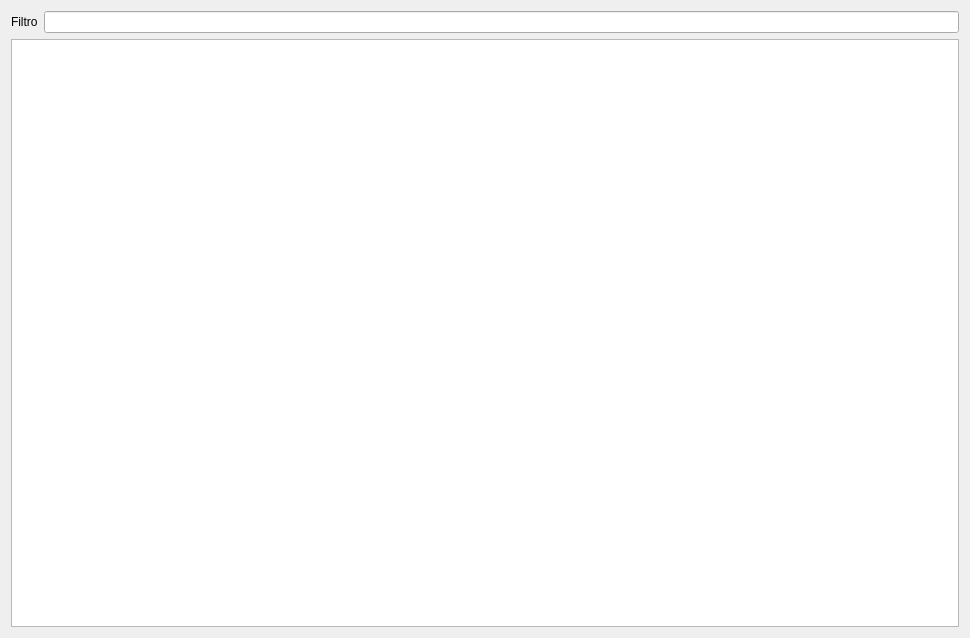
Above: gui/dlggestionpersonas.ui from rogorido/qtpredicadores before the change. Below: the same form after it.
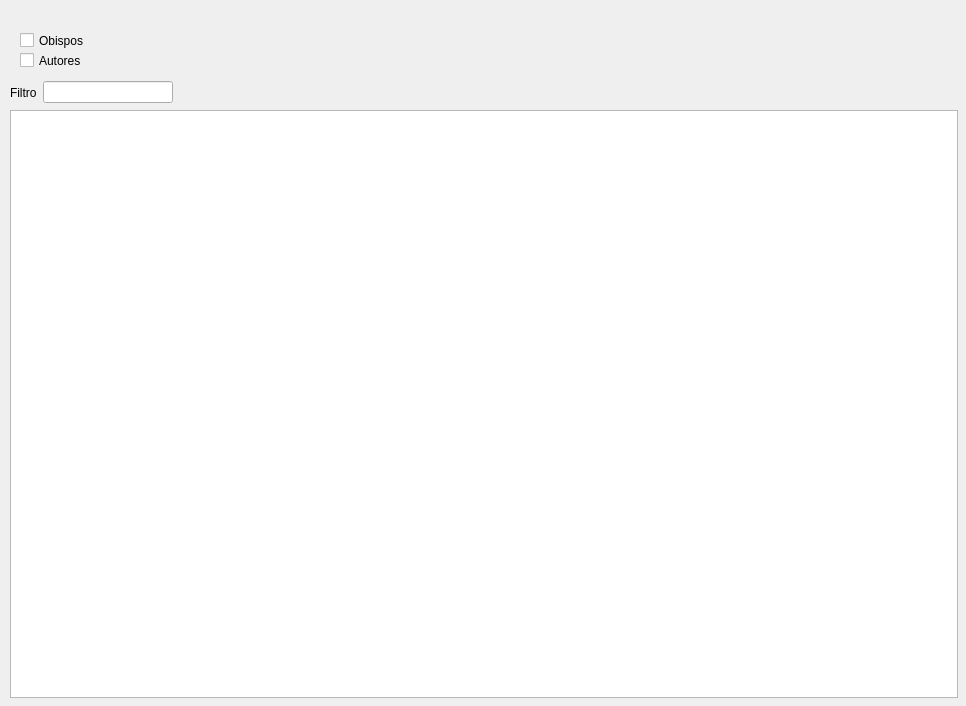
That is the form after the change.

Commit message: Añadido filtro de obispos, autores en GestionPersonas.

Diff of the .ui file:
```diff
--- a/gui/dlggestionpersonas.ui
+++ b/gui/dlggestionpersonas.ui
@@ -7,14 +7,63 @@
     <x>0</x>
     <y>0</y>
     <width>966</width>
-    <height>637</height>
+    <height>706</height>
    </rect>
   </property>
   <property name="windowTitle">
    <string>Gestión de personas</string>
   </property>
-  <layout class="QVBoxLayout" name="verticalLayout">
-   <item>
+  <widget class="QTableView" name="tvPersonas">
+   <property name="geometry">
+    <rect>
+     <x>10</x>
+     <y>110</y>
+     <width>948</width>
+     <height>588</height>
+    </rect>
+   </property>
+   <property name="minimumSize">
+    <size>
+     <width>948</width>
+     <height>588</height>
+    </size>
+   </property>
+  </widget>
+  <widget class="QCheckBox" name="ckObispos">
+   <property name="geometry">
+    <rect>
+     <x>20</x>
+     <y>30</y>
+     <width>84</width>
+     <height>21</height>
+    </rect>
+   </property>
+   <property name="text">
+    <string>Obispos</string>
+   </property>
+  </widget>
+  <widget class="QCheckBox" name="ckAutores">
+   <property name="geometry">
+    <rect>
+     <x>20</x>
+     <y>50</y>
+     <width>84</width>
+     <height>21</height>
+    </rect>
+   </property>
+   <property name="text">
+    <string>Autores</string>
+   </property>
+  </widget>
+  <widget class="QWidget" name="">
+   <property name="geometry">
+    <rect>
+     <x>10</x>
+     <y>80</y>
+     <width>163</width>
+     <height>25</height>
+    </rect>
+   </property>
     <layout class="QHBoxLayout" name="horizontalLayout">
      <item>
       <widget class="QLabel" name="label">
@@ -31,18 +80,7 @@
       </widget>
      </item>
     </layout>
-   </item>
-   <item>
-    <widget class="QTableView" name="tvPersonas">
-     <property name="minimumSize">
-      <size>
-       <width>948</width>
-       <height>588</height>
-      </size>
-     </property>
-    </widget>
-   </item>
-  </layout>
+  </widget>
  </widget>
  <resources/>
  <connections/>
```
Lines whose indentation alone changed are shown as unchanged. The commit also changes 2 other files.
